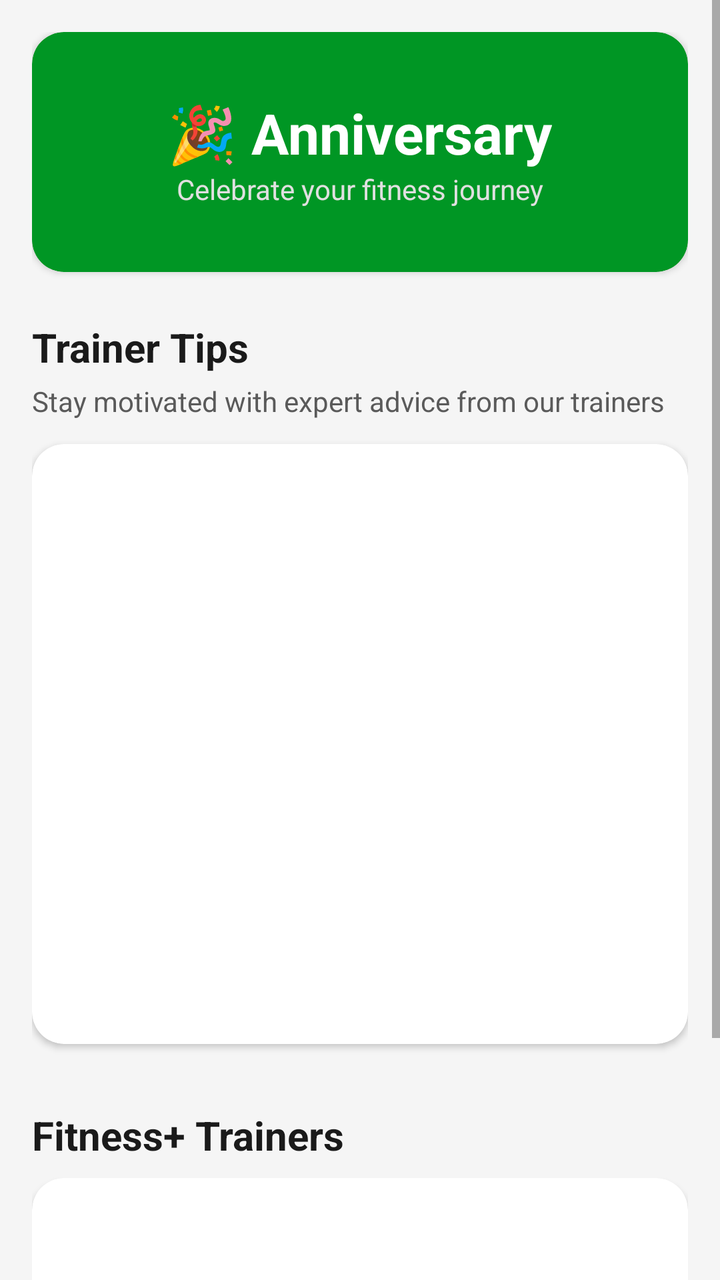
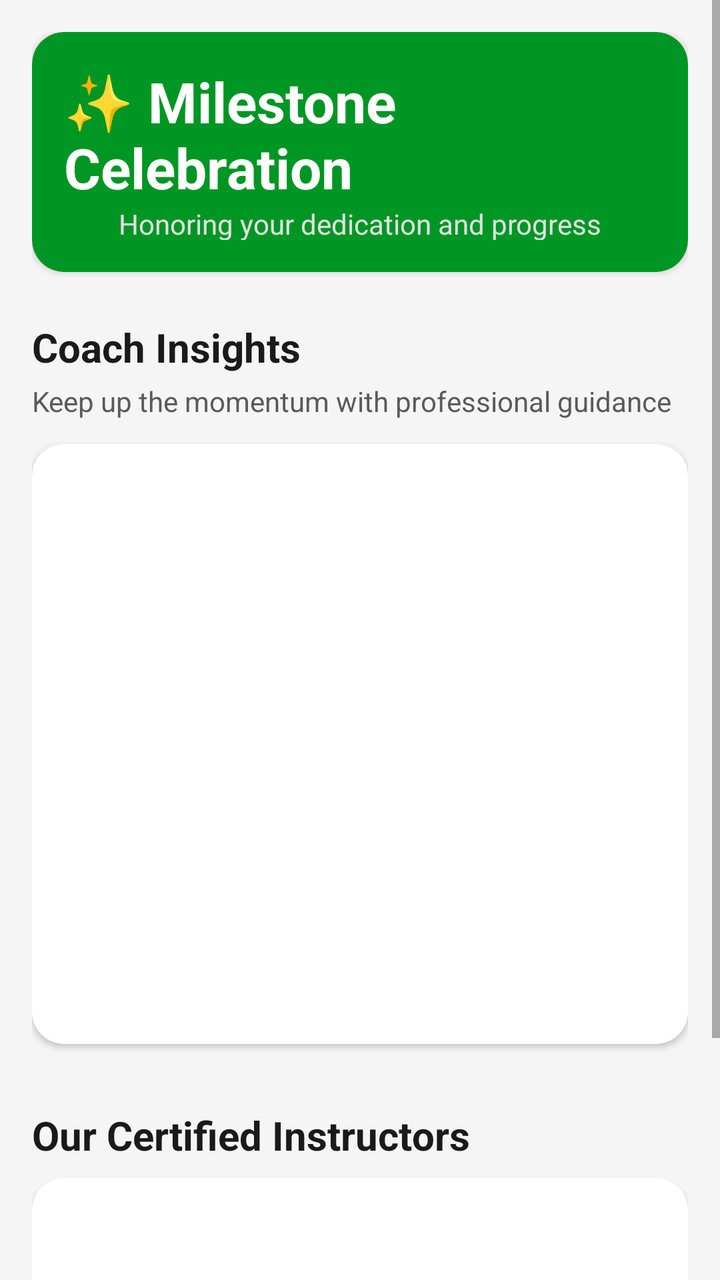

Before-and-after screenshots of an Android layout around one commit, followed by the original layout XML and the change that was made.
<!-- AndroidManifest.xml: application theme Theme.FitnessApp -->
<!-- res/layout/fragment_fitness_for_you.xml -->
<?xml version="1.0" encoding="utf-8"?>
<ScrollView xmlns:android="http://schemas.android.com/apk/res/android"
    xmlns:app="http://schemas.android.com/apk/res-auto"
    android:layout_width="match_parent"
    android:layout_height="match_parent"
    android:background="@color/background"
    android:fillViewport="true">

    <LinearLayout
        android:layout_width="match_parent"
        android:layout_height="wrap_content"
        android:orientation="vertical"
        android:padding="16dp">

        
        <androidx.cardview.widget.CardView
            android:layout_width="match_parent"
            android:layout_height="120dp"
            app:cardCornerRadius="16dp"
            app:cardBackgroundColor="@color/primary_dark">

            <LinearLayout
                android:layout_width="match_parent"
                android:layout_height="match_parent"
                android:orientation="vertical"
                android:gravity="center"
                android:padding="16dp">

                <TextView
                    android:layout_width="wrap_content"
                    android:layout_height="wrap_content"
                    android:text="🎉 Anniversary"
                    android:textSize="28sp"
                    android:textStyle="bold"
                    android:textColor="#FFFFFF" />

                <TextView
                    android:layout_width="wrap_content"
                    android:layout_height="wrap_content"
                    android:text="Celebrate your fitness journey"
                    android:textSize="14sp"
                    android:textColor="#E0E0E0" />
            </LinearLayout>
        </androidx.cardview.widget.CardView>

        
        <TextView
            android:layout_width="wrap_content"
            android:layout_height="wrap_content"
            android:layout_marginTop="24dp"
            android:text="Trainer Tips"
            android:textSize="20sp"
            android:textStyle="bold"
            android:textColor="@color/text_primary" />

        <TextView
            android:layout_width="wrap_content"
            android:layout_height="wrap_content"
            android:layout_marginTop="4dp"
            android:text="Stay motivated with expert advice from our trainers"
            android:textSize="14sp"
            android:textColor="@color/text_secondary" />

        
        <androidx.cardview.widget.CardView
            android:layout_width="match_parent"
            android:layout_height="300dp"
            android:layout_marginTop="12dp"
            app:cardCornerRadius="16dp"
            app:cardBackgroundColor="@color/surface"
            app:cardElevation="2dp">

            <androidx.viewpager2.widget.ViewPager2
                android:id="@+id/tipViewPager"
                android:layout_width="match_parent"
                android:layout_height="match_parent" />

        </androidx.cardview.widget.CardView>

        
        <LinearLayout
            android:id="@+id/dotIndicator"
            android:layout_width="wrap_content"
            android:layout_height="wrap_content"
            android:layout_gravity="center"
            android:layout_marginTop="8dp"
            android:orientation="horizontal" />

        
        <TextView
            android:layout_width="wrap_content"
            android:layout_height="wrap_content"
            android:layout_marginTop="24dp"
            android:text="Fitness+ Trainers"
            android:textSize="20sp"
            android:textStyle="bold"
            android:textColor="@color/text_primary" />

        <androidx.cardview.widget.CardView
            android:layout_width="match_parent"
            android:layout_height="wrap_content"
            android:layout_marginTop="8dp"
            app:cardCornerRadius="16dp"
            app:cardBackgroundColor="@color/surface"
            app:cardElevation="2dp">

            <LinearLayout
                android:layout_width="match_parent"
                android:layout_height="wrap_content"
                android:orientation="vertical"
                android:padding="12dp">

                <androidx.recyclerview.widget.RecyclerView
                    android:id="@+id/trainersRecycler"
                    android:layout_width="match_parent"
                    android:layout_height="160dp"
                    android:orientation="horizontal"
                    app:layoutManager="androidx.recyclerview.widget.LinearLayoutManager" />

            </LinearLayout>
        </androidx.cardview.widget.CardView>

    </LinearLayout>
</ScrollView>
<!-- resources referenced by this layout -->
<resources>
  <color name="background">#F5F5F5</color>
  <color name="primary_dark">#009624</color>
  <color name="surface">#FFFFFF</color>
  <color name="text_primary">#1A1A1A</color>
  <color name="text_secondary">#5A5A5A</color>
  <style name="Theme.FitnessApp" parent="Theme.MaterialComponents.Light.NoActionBar">
          <item name="colorPrimary">@color/primary</item>
          <item name="colorPrimaryVariant">@color/primary_dark</item>
          <item name="colorOnPrimary">@color/background</item>
          <item name="colorSecondary">@color/secondary</item>
          <item name="colorSecondaryVariant">@color/secondary</item>
          <item name="colorOnSecondary">@color/text_primary</item>
          <item name="android:statusBarColor">@color/background</item>
          <item name="android:windowLightStatusBar">true</item>
          <item name="android:windowBackground">@color/background</item>
          <item name="materialThemeOverlay">@style/ThemeOverlay.FitnessApp.Light</item>
      </style>
  <color name="primary">#00C853</color>
  <color name="secondary">#FF6584</color>
  <style name="ThemeOverlay.FitnessApp.Light" parent="ThemeOverlay.MaterialComponents.Light">
          <item name="colorSurface">@color/surface</item>
          <item name="colorOnSurface">@color/text_primary</item>
          <item name="colorError">@color/error</item>
      </style>
  <color name="error">#D32F2F</color>
</resources>

<!-- the commit's change to res/layout/fragment_fitness_for_you.xml (unified diff, before → after) -->
@@ -29,7 +29,7 @@
                 <TextView
                     android:layout_width="wrap_content"
                     android:layout_height="wrap_content"
-                    android:text="🎉 Anniversary"
+                    android:text="✨ Milestone Celebration"
                     android:textSize="28sp"
                     android:textStyle="bold"
                     android:textColor="#FFFFFF" />
@@ -37,7 +37,7 @@
                 <TextView
                     android:layout_width="wrap_content"
                     android:layout_height="wrap_content"
-                    android:text="Celebrate your fitness journey"
+                    android:text="Honoring your dedication and progress"
                     android:textSize="14sp"
                     android:textColor="#E0E0E0" />
             </LinearLayout>
@@ -48,7 +48,7 @@
             android:layout_width="wrap_content"
             android:layout_height="wrap_content"
             android:layout_marginTop="24dp"
-            android:text="Trainer Tips"
+            android:text="Coach Insights"
             android:textSize="20sp"
             android:textStyle="bold"
             android:textColor="@color/text_primary" />
@@ -57,7 +57,7 @@
             android:layout_width="wrap_content"
             android:layout_height="wrap_content"
             android:layout_marginTop="4dp"
-            android:text="Stay motivated with expert advice from our trainers"
+            android:text="Keep up the momentum with professional guidance"
             android:textSize="14sp"
             android:textColor="@color/text_secondary" />
 
@@ -91,7 +91,7 @@
             android:layout_width="wrap_content"
             android:layout_height="wrap_content"
             android:layout_marginTop="24dp"
-            android:text="Fitness+ Trainers"
+            android:text="Our Certified Instructors"
             android:textSize="20sp"
             android:textStyle="bold"
             android:textColor="@color/text_primary" />
